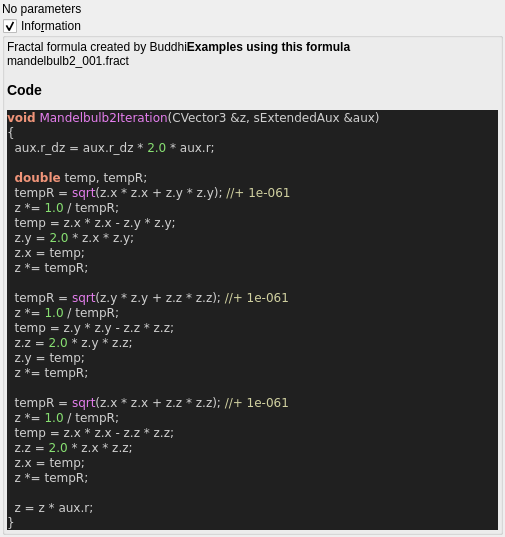
Above: mandelbulber2/qt_data/fractal_mandelbulb2.ui from buddhi1980/mandelbulber2 before the change. Below: the same form after it.
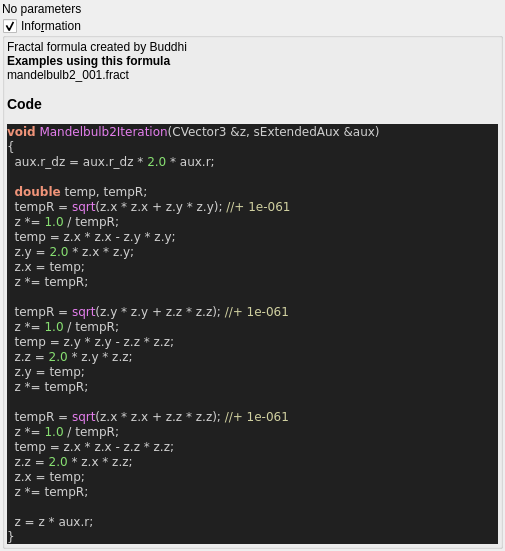
That is the form after the change. Custom widgets are drawn as their Qt base class.

Patch:
```diff
--- a/mandelbulber2/qt_data/fractal_mandelbulb2.ui
+++ b/mandelbulber2/qt_data/fractal_mandelbulb2.ui
@@ -68,7 +68,7 @@
         <property name="text">
          <string notr="true">&lt;p&gt;Fractal formula created by Buddhi&lt;/p&gt;&lt;table&gt;
 &lt;/table&gt;
-&lt;b&gt;Examples using this formula&lt;/b&gt;&lt;br&gt;mandelbulb2_001.fract&lt;h3&gt;Code&lt;/h3&gt;
+&lt;br&gt;&lt;b&gt;Examples using this formula&lt;/b&gt;&lt;br&gt;mandelbulb2_001.fract&lt;h3&gt;Code&lt;/h3&gt;
 &lt;body style=&quot;background-color:#202020&quot;&gt;
 &lt;pre style=&quot;color:#d0d0d0; background-color:#202020;  font-family:'Courier New',monospace;&quot;&gt;&lt;span style=&quot;color:#f09479; font-weight:bold&quot;&gt;void&lt;/span&gt; &lt;span style=&quot;color:#e47eed&quot;&gt;Mandelbulb2Iteration&lt;/span&gt;&lt;span style=&quot;color:#d0d0d0&quot;&gt;(&lt;/span&gt;CVector3 &lt;span style=&quot;color:#d0d0d0&quot;&gt;&amp;amp;&lt;/span&gt;z&lt;span style=&quot;color:#d0d0d0&quot;&gt;,&lt;/span&gt; sExtendedAux &lt;span style=&quot;color:#d0d0d0&quot;&gt;&amp;amp;&lt;/span&gt;aux&lt;span style=&quot;color:#d0d0d0&quot;&gt;)&lt;/span&gt;
 &lt;span style=&quot;color:#d0d0d0&quot;&gt;{&lt;/span&gt;
```
